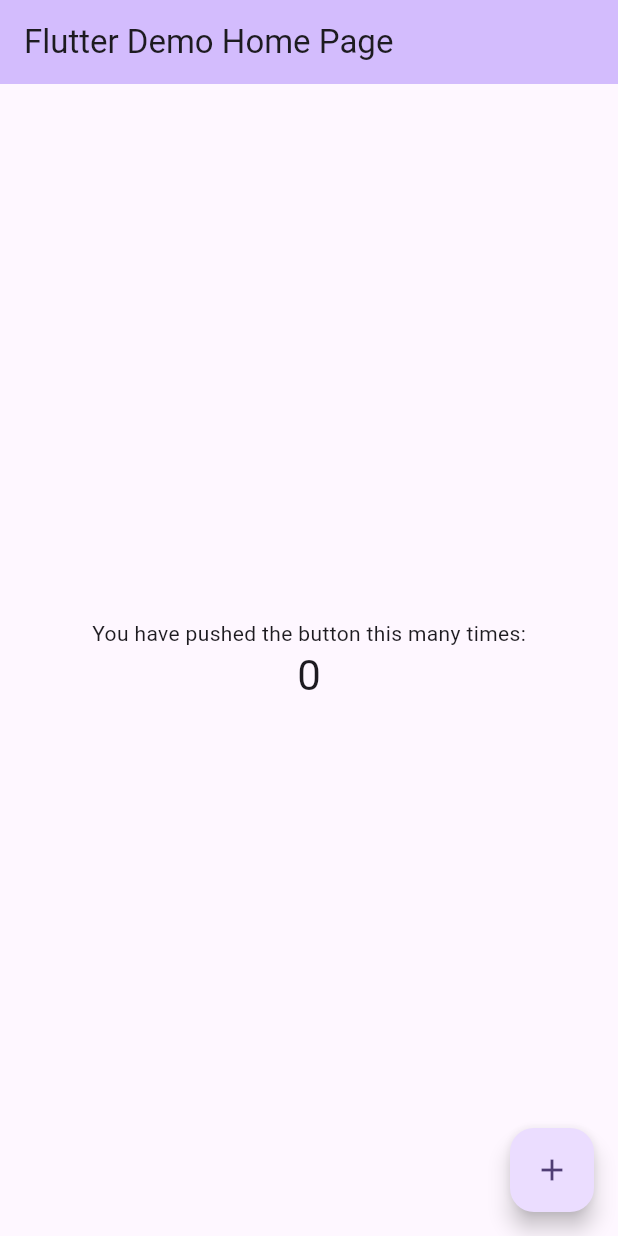
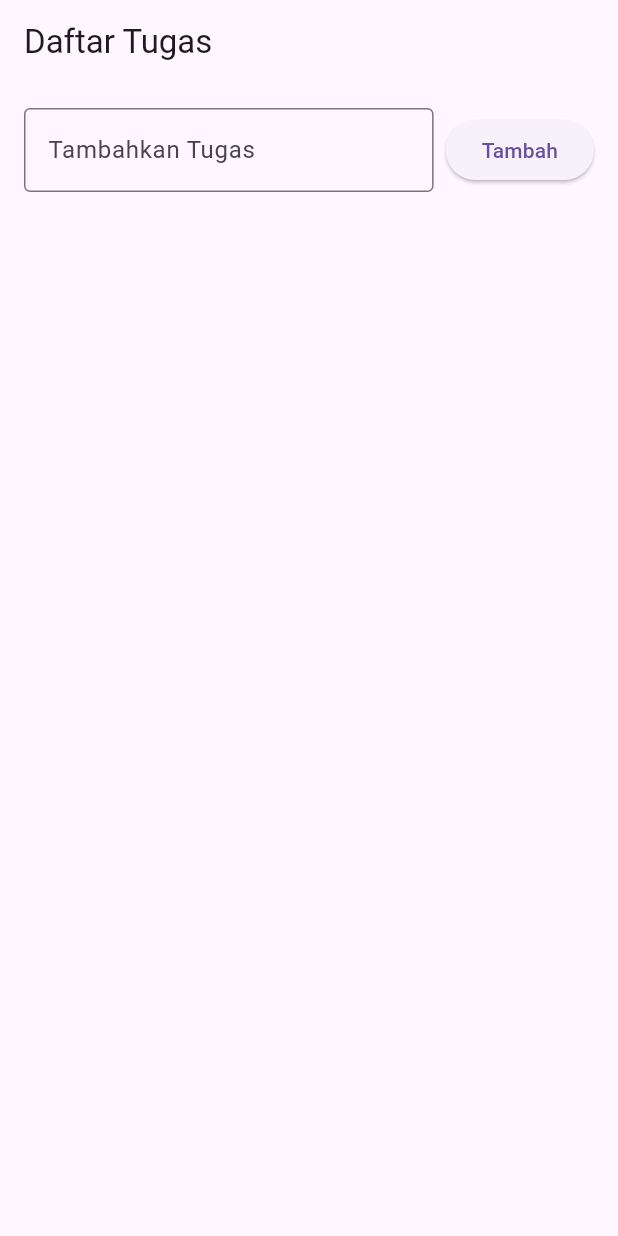
Before and after one commit to nabilqistubillah/MyflutterApp, a Flutter app: the screen it shows after launch, on a phone screen of 412 x 824 dp. Run offline on Flutter 3.47's test engine with Material 3 defaults, Android fonts, the light colour scheme and no system bars.

Commit message:
mengedit main.dart

```diff
--- a/lib/main.dart
+++ b/lib/main.dart
@@ -1,122 +1,98 @@
 import 'package:flutter/material.dart';
 
 void main() {
-  runApp(const MyApp());
+  runApp(const TodoListApp());
 }
 
-class MyApp extends StatelessWidget {
-  const MyApp({super.key});
+class TodoListApp extends StatelessWidget {
+  const TodoListApp({super.key});
 
-  // This widget is the root of your application.
   @override
   Widget build(BuildContext context) {
     return MaterialApp(
-      title: 'Flutter Demo',
-      theme: ThemeData(
-        // This is the theme of your application.
-        //
-        // TRY THIS: Try running your application with "flutter run". You'll see
-        // the application has a purple toolbar. Then, without quitting the app,
-        // try changing the seedColor in the colorScheme below to Colors.green
-        // and then invoke "hot reload" (save your changes or press the "hot
-        // reload" button in a Flutter-supported IDE, or press "r" if you used
-        // the command line to start the app).
-        //
-        // Notice that the counter didn't reset back to zero; the application
-        // state is not lost during the reload. To reset the state, use hot
-        // restart instead.
-        //
-        // This works for code too, not just values: Most code changes can be
-        // tested with just a hot reload.
-        colorScheme: ColorScheme.fromSeed(seedColor: Colors.deepPurple),
-      ),
-      home: const MyHomePage(title: 'Flutter Demo Home Page'),
+      debugShowCheckedModeBanner: false,
+      title: 'Todo List',
+      theme: ThemeData(primarySwatch: Colors.blue),
+      home: const TodoHomePage(),
     );
   }
 }
 
-class MyHomePage extends StatefulWidget {
-  const MyHomePage({super.key, required this.title});
-
-  // This widget is the home page of your application. It is stateful, meaning
-  // that it has a State object (defined below) that contains fields that affect
-  // how it looks.
-
-  // This class is the configuration for the state. It holds the values (in this
-  // case the title) provided by the parent (in this case the App widget) and
-  // used by the build method of the State. Fields in a Widget subclass are
-  // always marked "final".
-
-  final String title;
+class TodoHomePage extends StatefulWidget {
+  const TodoHomePage({super.key});
 
   @override
-  State<MyHomePage> createState() => _MyHomePageState();
+  @override
+  _TodoHomePageState createState() => _TodoHomePageState();
 }
 
-class _MyHomePageState extends State<MyHomePage> {
-  int _counter = 0;
+class _TodoHomePageState extends State<TodoHomePage> {
+  final List<String> _todos = []; // Daftar tugas
+  final TextEditingController _controller =
+      TextEditingController(); // Untuk input teks
 
-  void _incrementCounter() {
+  void _addTodo() {
+    final text = _controller.text;
+    if (text.isNotEmpty) {
+      setState(() {
+        _todos.add(text);
+        _controller.clear();
+      });
+    }
+  }
+
+  void _removeTodo(int index) {
     setState(() {
-      // This call to setState tells the Flutter framework that something has
-      // changed in this State, which causes it to rerun the build method below
-      // so that the display can reflect the updated values. If we changed
-      // _counter without calling setState(), then the build method would not be
-      // called again, and so nothing would appear to happen.
-      _counter++;
+      _todos.removeAt(index);
     });
   }
 
   @override
   Widget build(BuildContext context) {
-    // This method is rerun every time setState is called, for instance as done
-    // by the _incrementCounter method above.
-    //
-    // The Flutter framework has been optimized to make rerunning build methods
-    // fast, so that you can just rebuild anything that needs updating rather
-    // than having to individually change instances of widgets.
     return Scaffold(
-      appBar: AppBar(
-        // TRY THIS: Try changing the color here to a specific color (to
-        // Colors.amber, perhaps?) and trigger a hot reload to see the AppBar
-        // change color while the other colors stay the same.
-        backgroundColor: Theme.of(context).colorScheme.inversePrimary,
-        // Here we take the value from the MyHomePage object that was created by
-        // the App.build method, and use it to set our appbar title.
-        title: Text(widget.title),
-      ),
-      body: Center(
-        // Center is a layout widget. It takes a single child and positions it
-        // in the middle of the parent.
+      appBar: AppBar(title: const Text('Daftar Tugas')),
+      body: Padding(
+        padding: const EdgeInsets.all(16.0),
         child: Column(
-          // Column is also a layout widget. It takes a list of children and
-          // arranges them vertically. By default, it sizes itself to fit its
-          // children horizontally, and tries to be as tall as its parent.
-          //
-          // Column has various properties to control how it sizes itself and
-          // how it positions its children. Here we use mainAxisAlignment to
-          // center the children vertically; the main axis here is the vertical
-          // axis because Columns are vertical (the cross axis would be
-          // horizontal).
-          //
-          // TRY THIS: Invoke "debug painting" (choose the "Toggle Debug Paint"
-          // action in the IDE, or press "p" in the console), to see the
-          // wireframe for each widget.
-          mainAxisAlignment: MainAxisAlignment.center,
-          children: <Widget>[
-            const Text('You have pushed the button this many times:'),
-            Text(
-              '$_counter',
-              style: Theme.of(context).textTheme.headlineMedium,
+          children: [
+            Row(
+              children: [
+                Expanded(
+                  child: TextField(
+                    controller: _controller,
+                    decoration: const InputDecoration(
+                      labelText: 'Tambahkan Tugas',
+                      border: OutlineInputBorder(),
+                    ),
+                  ),
+                ),
+                const SizedBox(width: 8),
+                ElevatedButton(
+                  onPressed: _addTodo,
+                  child: const Text('Tambah'),
+                ),
+              ],
+            ),
+            const SizedBox(height: 16),
+            Expanded(
+              child: ListView.builder(
+                itemCount: _todos.length,
+                itemBuilder: (context, index) {
+                  return Card(
+                    child: ListTile(
+                      title: Text(_todos[index]),
+                      trailing: IconButton(
+                        icon: const Icon(Icons.delete),
+                        onPressed: () => _removeTodo(index),
+                      ),
+                    ),
+                  );
+                },
+              ),
             ),
           ],
         ),
       ),
-      floatingActionButton: FloatingActionButton(
-        onPressed: _incrementCounter,
-        tooltip: 'Increment',
-        child: const Icon(Icons.add),
-      ), // This trailing comma makes auto-formatting nicer for build methods.
     );
   }
 }
```
Also changed, not shown: 1 other file.
